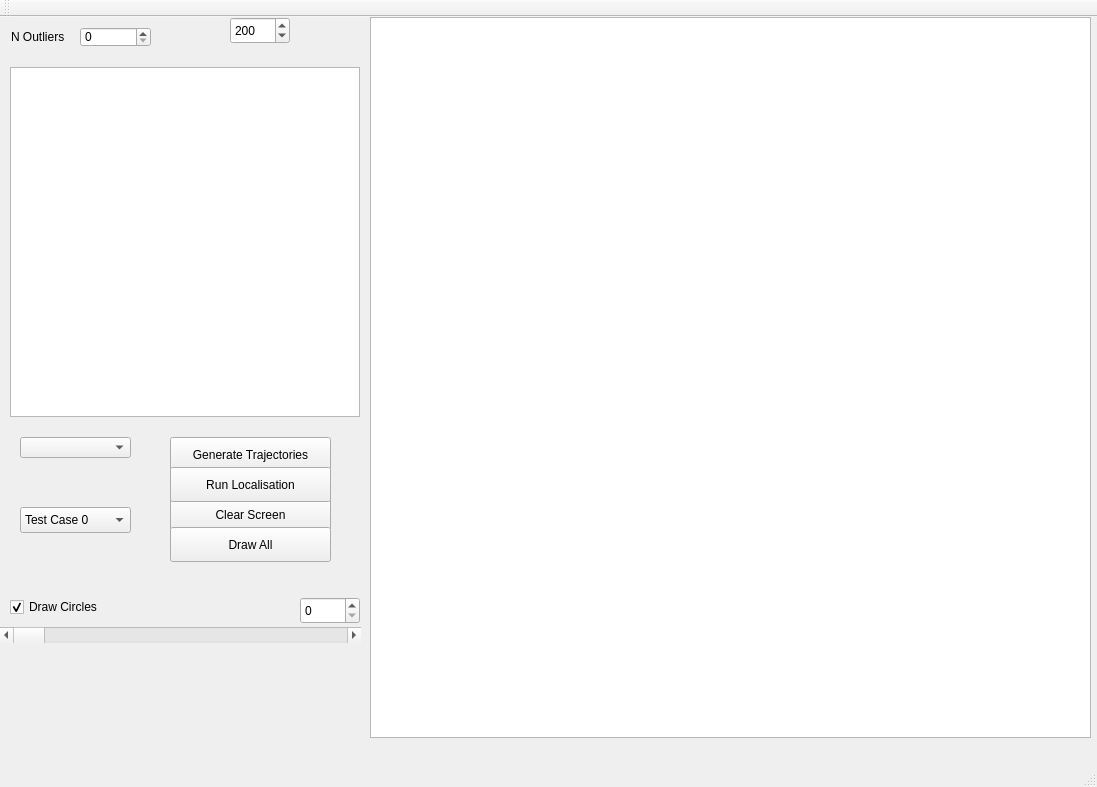
First picture: the form in mainwindow.ui, repository benEnsta/faultManchester, before the edit.
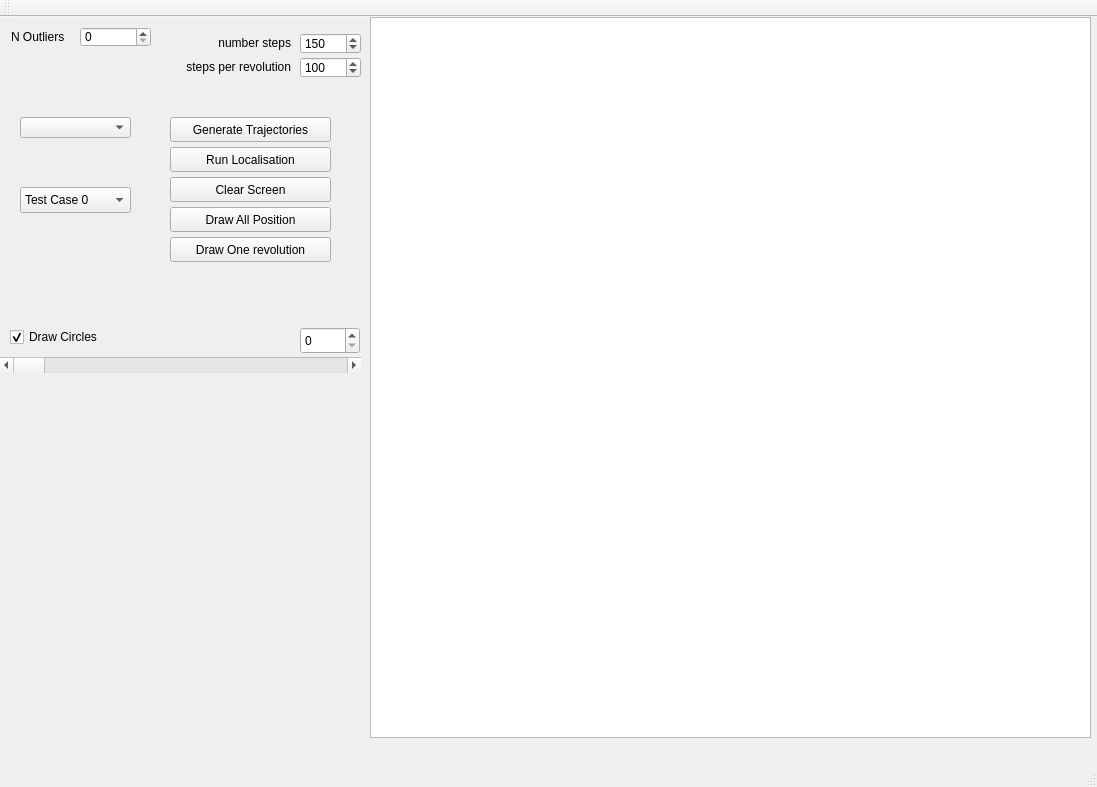
Second picture: the form after the edit.

The edit to the form file:
```diff
--- a/mainwindow.ui
+++ b/mainwindow.ui
@@ -24,38 +24,13 @@
      </rect>
     </property>
    </widget>
-   <widget class="QGraphicsView" name="graphicsView">
-    <property name="enabled">
-     <bool>true</bool>
-    </property>
-    <property name="geometry">
-     <rect>
-      <x>10</x>
-      <y>50</y>
-      <width>350</width>
-      <height>350</height>
-     </rect>
-    </property>
-    <property name="verticalScrollBarPolicy">
-     <enum>Qt::ScrollBarAlwaysOff</enum>
-    </property>
-    <property name="horizontalScrollBarPolicy">
-     <enum>Qt::ScrollBarAlwaysOff</enum>
-    </property>
-    <property name="interactive">
-     <bool>false</bool>
-    </property>
-    <property name="viewportUpdateMode">
-     <enum>QGraphicsView::FullViewportUpdate</enum>
-    </property>
-   </widget>
    <widget class="QPushButton" name="clearButtton">
     <property name="geometry">
      <rect>
       <x>170</x>
-      <y>480</y>
+      <y>160</y>
       <width>161</width>
-      <height>35</height>
+      <height>25</height>
      </rect>
     </property>
     <property name="text">
@@ -65,24 +40,24 @@
    <widget class="QSpinBox" name="nbStep">
     <property name="geometry">
      <rect>
-      <x>230</x>
-      <y>0</y>
-      <width>60</width>
-      <height>27</height>
+      <x>300</x>
+      <y>16</y>
+      <width>61</width>
+      <height>21</height>
      </rect>
     </property>
     <property name="maximum">
      <number>1000</number>
     </property>
     <property name="value">
-     <number>200</number>
+     <number>150</number>
     </property>
    </widget>
    <widget class="QComboBox" name="selectRob">
     <property name="geometry">
      <rect>
       <x>20</x>
-      <y>420</y>
+      <y>100</y>
       <width>111</width>
       <height>21</height>
      </rect>
@@ -92,9 +67,9 @@
     <property name="geometry">
      <rect>
       <x>170</x>
-      <y>420</y>
+      <y>100</y>
       <width>161</width>
-      <height>35</height>
+      <height>25</height>
      </rect>
     </property>
     <property name="text">
@@ -108,7 +83,7 @@
     <property name="geometry">
      <rect>
       <x>0</x>
-      <y>610</y>
+      <y>340</y>
       <width>361</width>
       <height>16</height>
      </rect>
@@ -124,7 +99,7 @@
     <property name="geometry">
      <rect>
       <x>300</x>
-      <y>580</y>
+      <y>310</y>
       <width>60</width>
       <height>27</height>
      </rect>
@@ -160,9 +135,9 @@
     <property name="geometry">
      <rect>
       <x>170</x>
-      <y>450</y>
+      <y>130</y>
       <width>161</width>
-      <height>35</height>
+      <height>25</height>
      </rect>
     </property>
     <property name="text">
@@ -173,20 +148,20 @@
     <property name="geometry">
      <rect>
       <x>170</x>
-      <y>510</y>
+      <y>190</y>
       <width>161</width>
-      <height>35</height>
+      <height>25</height>
      </rect>
     </property>
     <property name="text">
-     <string>Draw All</string>
+     <string>Draw All Position</string>
     </property>
    </widget>
    <widget class="QCheckBox" name="drawCircles">
     <property name="geometry">
      <rect>
       <x>10</x>
-      <y>580</y>
+      <y>310</y>
       <width>161</width>
       <height>20</height>
      </rect>
@@ -202,7 +177,7 @@
     <property name="geometry">
      <rect>
       <x>20</x>
-      <y>490</y>
+      <y>170</y>
       <width>111</width>
       <height>26</height>
      </rect>
@@ -228,6 +203,76 @@
      </property>
     </item>
    </widget>
+   <widget class="QLabel" name="label">
+    <property name="geometry">
+     <rect>
+      <x>170</x>
+      <y>15</y>
+      <width>121</width>
+      <height>21</height>
+     </rect>
+    </property>
+    <property name="layoutDirection">
+     <enum>Qt::RightToLeft</enum>
+    </property>
+    <property name="text">
+     <string>number steps</string>
+    </property>
+    <property name="alignment">
+     <set>Qt::AlignRight|Qt::AlignTrailing|Qt::AlignVCenter</set>
+    </property>
+   </widget>
+   <widget class="QLabel" name="label_2">
+    <property name="geometry">
+     <rect>
+      <x>170</x>
+      <y>40</y>
+      <width>121</width>
+      <height>20</height>
+     </rect>
+    </property>
+    <property name="layoutDirection">
+     <enum>Qt::RightToLeft</enum>
+    </property>
+    <property name="text">
+     <string>steps per revolution</string>
+    </property>
+    <property name="alignment">
+     <set>Qt::AlignRight|Qt::AlignTrailing|Qt::AlignVCenter</set>
+    </property>
+   </widget>
+   <widget class="QSpinBox" name="nbStepPerTour">
+    <property name="geometry">
+     <rect>
+      <x>300</x>
+      <y>40</y>
+      <width>61</width>
+      <height>21</height>
+     </rect>
+    </property>
+    <property name="maximum">
+     <number>10000</number>
+    </property>
+    <property name="singleStep">
+     <number>10</number>
+    </property>
+    <property name="value">
+     <number>100</number>
+    </property>
+   </widget>
+   <widget class="QPushButton" name="drawOneButton">
+    <property name="geometry">
+     <rect>
+      <x>170</x>
+      <y>220</y>
+      <width>161</width>
+      <height>25</height>
+     </rect>
+    </property>
+    <property name="text">
+     <string>Draw One revolution</string>
+    </property>
+   </widget>
   </widget>
   <widget class="QMenuBar" name="menuBar">
    <property name="geometry">
```
Left out of the diff: 5 changed lines with no effect on the pictures.
